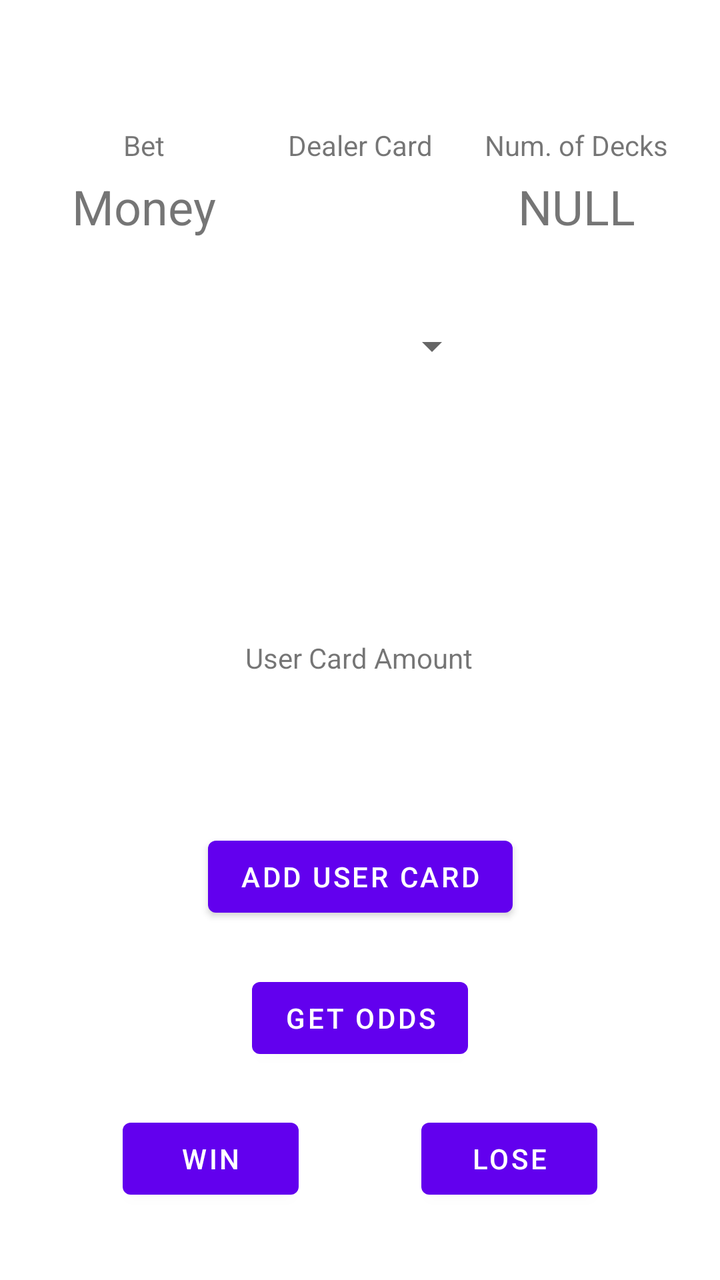
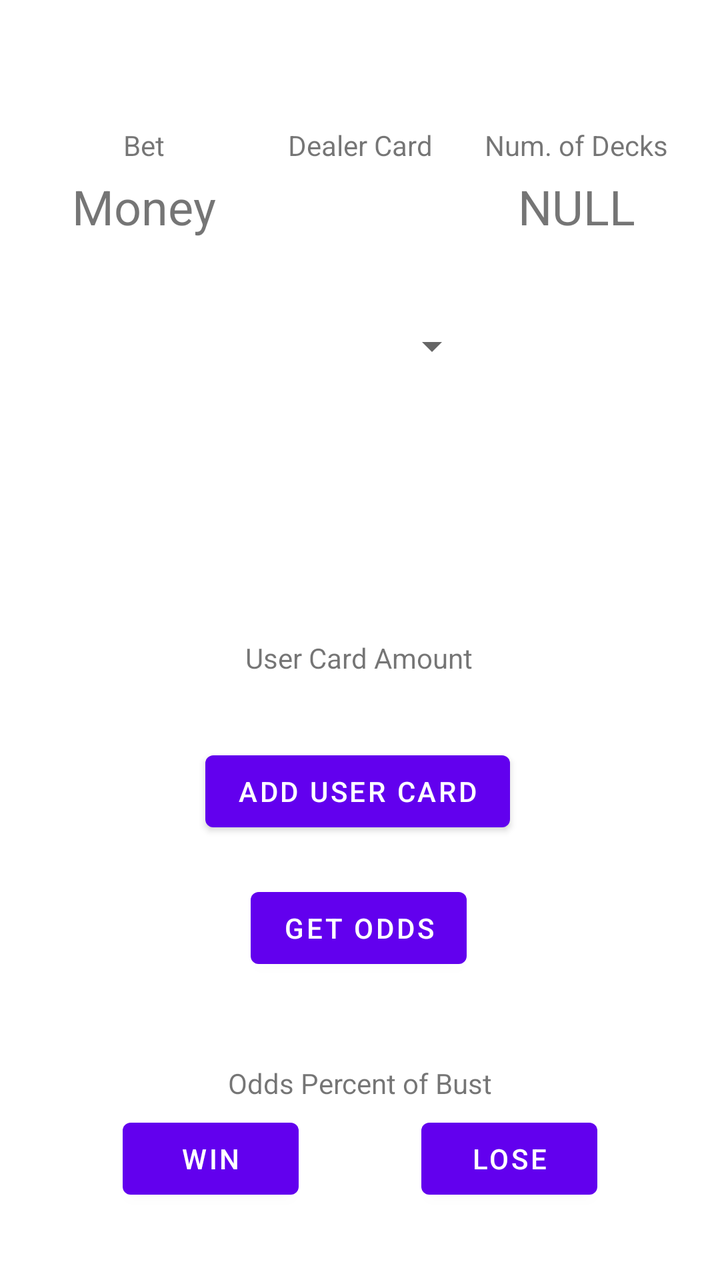

An Android layout rendered at two revisions. The XML below is the earlier revision; the diff shows what the commit changed to produce the second picture.
<!-- AndroidManifest.xml: application theme Theme.GamblingBadger -->
<!-- res/layout/fragment_blackjack.xml -->
<?xml version="1.0" encoding="utf-8"?>
<androidx.constraintlayout.widget.ConstraintLayout xmlns:android="http://schemas.android.com/apk/res/android"
    xmlns:app="http://schemas.android.com/apk/res-auto"
    xmlns:tools="http://schemas.android.com/tools"
    android:layout_width="match_parent"
    android:layout_height="match_parent"
    tools:context=".gamesession.blackjack.BlackjackFragment">

    <Spinner
        android:id="@+id/blackjackFrag_spinner_dealerCard"
        android:layout_width="120dp"
        android:layout_height="150dp"
        android:contentDescription="@string/temporary"
        android:dropDownWidth="100dp"
        app:layout_constraintBottom_toBottomOf="parent"
        app:layout_constraintEnd_toEndOf="parent"
        app:layout_constraintHorizontal_bias="0.5"
        app:layout_constraintStart_toStartOf="parent"
        app:layout_constraintTop_toTopOf="parent"
        app:layout_constraintVertical_bias="0.20" />

    <Button
        android:id="@+id/blackjackFrag_button_addUserCard"
        android:layout_width="wrap_content"
        android:layout_height="wrap_content"
        android:text="@string/blackjackFrag_button_addUserCard"
        app:layout_constraintBottom_toBottomOf="parent"
        app:layout_constraintEnd_toEndOf="parent"
        app:layout_constraintStart_toStartOf="parent"
        app:layout_constraintTop_toTopOf="parent"
        app:layout_constraintVertical_bias="0.70" />

    <androidx.constraintlayout.widget.Group
        android:id="@+id/blackjackFrag_group_userCards"
        android:layout_width="wrap_content"
        android:layout_height="wrap_content"
        app:layout_constraintBottom_toBottomOf="parent"
        app:layout_constraintEnd_toEndOf="parent"
        app:layout_constraintStart_toStartOf="parent"
        app:layout_constraintTop_toTopOf="parent" />

    <TextView
        android:id="@+id/textView"
        android:layout_width="wrap_content"
        android:layout_height="wrap_content"
        android:layout_marginBottom="16dp"
        android:text="@string/blackjackFrag_textView_dealerCard_label"
        app:layout_constraintBottom_toTopOf="@+id/blackjackFrag_spinner_dealerCard"
        app:layout_constraintEnd_toEndOf="parent"
        app:layout_constraintStart_toStartOf="parent"
        app:layout_constraintTop_toTopOf="parent"
        app:layout_constraintVertical_bias="1.0" />

    <TextView
        android:id="@+id/UserCardAmount"
        android:layout_width="wrap_content"
        android:layout_height="wrap_content"
        android:text="User Card Amount"
        app:layout_constraintBottom_toBottomOf="parent"
        app:layout_constraintEnd_toEndOf="parent"
        app:layout_constraintHorizontal_bias="0.498"
        app:layout_constraintStart_toStartOf="parent"
        app:layout_constraintTop_toTopOf="parent"
        app:layout_constraintVertical_bias="0.514" />

    <TextView
        android:id="@+id/blackjackFrag_textView_numberOfDecks_title"
        android:layout_width="wrap_content"
        android:layout_height="wrap_content"
        android:text="@string/blackjackFrag_textView_numberOfDecks_title_text"
        app:layout_constraintEnd_toEndOf="parent"
        app:layout_constraintHorizontal_bias="0.5"
        app:layout_constraintStart_toEndOf="@+id/textView"
        app:layout_constraintTop_toTopOf="@+id/textView" />

    <TextView
        android:id="@+id/blackjackFrag_textView_numberOfDecks_display"
        android:layout_width="wrap_content"
        android:layout_height="wrap_content"
        android:layout_marginTop="5dp"
        android:text="NULL"
        android:textSize="24sp"
        app:layout_constraintEnd_toEndOf="parent"
        app:layout_constraintStart_toEndOf="@+id/textView"
        app:layout_constraintTop_toBottomOf="@+id/blackjackFrag_textView_numberOfDecks_title" />

    <Button
        android:id="@+id/button4"
        android:layout_width="wrap_content"
        android:layout_height="wrap_content"
        android:text="Get Odds"
        app:layout_constraintBottom_toTopOf="@+id/button5"
        app:layout_constraintEnd_toEndOf="parent"
        app:layout_constraintStart_toStartOf="parent"
        app:layout_constraintTop_toBottomOf="@+id/blackjackFrag_button_addUserCard" />

    <Button
        android:id="@+id/button5"
        android:layout_width="wrap_content"
        android:layout_height="wrap_content"
        android:text="Win"
        app:layout_constraintBottom_toBottomOf="parent"
        app:layout_constraintEnd_toStartOf="@+id/button6"
        app:layout_constraintHorizontal_bias="0.5"
        app:layout_constraintStart_toStartOf="parent"
        app:layout_constraintTop_toTopOf="parent"
        app:layout_constraintVertical_bias="0.938" />

    <Button
        android:id="@+id/button6"
        android:layout_width="wrap_content"
        android:layout_height="wrap_content"
        android:text="Lose"
        app:layout_constraintBottom_toBottomOf="@+id/button5"
        app:layout_constraintEnd_toEndOf="parent"
        app:layout_constraintHorizontal_bias="0.5"
        app:layout_constraintStart_toEndOf="@+id/button5" />

    <TextView
        android:id="@+id/textView3"
        android:layout_width="wrap_content"
        android:layout_height="wrap_content"
        android:text="Bet"
        app:layout_constraintEnd_toStartOf="@+id/textView"
        app:layout_constraintStart_toStartOf="parent"
        app:layout_constraintTop_toTopOf="@+id/textView" />

    <TextView
        android:id="@+id/textView6"
        android:layout_width="wrap_content"
        android:layout_height="wrap_content"
        android:layout_marginTop="5dp"
        android:text="Money"
        android:textSize="24sp"
        app:layout_constraintEnd_toStartOf="@+id/textView"
        app:layout_constraintStart_toStartOf="parent"
        app:layout_constraintTop_toBottomOf="@+id/textView3" />

</androidx.constraintlayout.widget.ConstraintLayout>
<!-- resources referenced by this layout -->
<resources>
  <string name="blackjackFrag_button_addUserCard">Add User Card</string>
  <string name="blackjackFrag_textView_dealerCard_label">Dealer Card</string>
  <string name="blackjackFrag_textView_numberOfDecks_title_text">Num. of Decks</string>
  <string name="temporary">TEMP</string>
  <style name="Theme.GamblingBadger" parent="Theme.MaterialComponents.DayNight.DarkActionBar">
          
          <item name="colorPrimary">@color/purple_500</item>
          <item name="colorPrimaryVariant">@color/purple_700</item>
          <item name="colorOnPrimary">@color/white</item>
          
          <item name="colorSecondary">@color/teal_200</item>
          <item name="colorSecondaryVariant">@color/teal_700</item>
          <item name="colorOnSecondary">@color/black</item>
          
          <item name="android:statusBarColor" tools:targetApi="l">?attr/colorPrimaryVariant</item>
          
      </style>
  <color name="purple_500">#FF6200EE</color>
  <color name="purple_700">#FF3700B3</color>
  <color name="white">#FFFFFFFF</color>
  <color name="teal_200">#FF03DAC5</color>
  <color name="teal_700">#FF018786</color>
  <color name="black">#FF000000</color>
</resources>

<!-- the commit's change to res/layout/fragment_blackjack.xml (unified diff, before → after) -->
@@ -26,9 +26,10 @@
         android:text="@string/blackjackFrag_button_addUserCard"
         app:layout_constraintBottom_toBottomOf="parent"
         app:layout_constraintEnd_toEndOf="parent"
+        app:layout_constraintHorizontal_bias="0.494"
         app:layout_constraintStart_toStartOf="parent"
         app:layout_constraintTop_toTopOf="parent"
-        app:layout_constraintVertical_bias="0.70" />
+        app:layout_constraintVertical_bias="0.628" />
 
     <androidx.constraintlayout.widget.Group
         android:id="@+id/blackjackFrag_group_userCards"
@@ -85,14 +86,16 @@
         app:layout_constraintTop_toBottomOf="@+id/blackjackFrag_textView_numberOfDecks_title" />
 
     <Button
-        android:id="@+id/button4"
+        android:id="@+id/GetOddsButton"
         android:layout_width="wrap_content"
         android:layout_height="wrap_content"
         android:text="Get Odds"
         app:layout_constraintBottom_toTopOf="@+id/button5"
         app:layout_constraintEnd_toEndOf="parent"
+        app:layout_constraintHorizontal_bias="0.498"
         app:layout_constraintStart_toStartOf="parent"
-        app:layout_constraintTop_toBottomOf="@+id/blackjackFrag_button_addUserCard" />
+        app:layout_constraintTop_toBottomOf="@+id/blackjackFrag_button_addUserCard"
+        app:layout_constraintVertical_bias="0.232" />
 
     <Button
         android:id="@+id/button5"
@@ -136,4 +139,15 @@
         app:layout_constraintStart_toStartOf="parent"
         app:layout_constraintTop_toBottomOf="@+id/textView3" />
 
+    <TextView
+        android:id="@+id/oddstextview"
+        android:layout_width="wrap_content"
+        android:layout_height="wrap_content"
+        android:text="Odds Percent of Bust"
+        app:layout_constraintBottom_toBottomOf="parent"
+        app:layout_constraintEnd_toEndOf="parent"
+        app:layout_constraintStart_toStartOf="parent"
+        app:layout_constraintTop_toBottomOf="@+id/GetOddsButton"
+        app:layout_constraintVertical_bias="0.331" />
+
 </androidx.constraintlayout.widget.ConstraintLayout>
